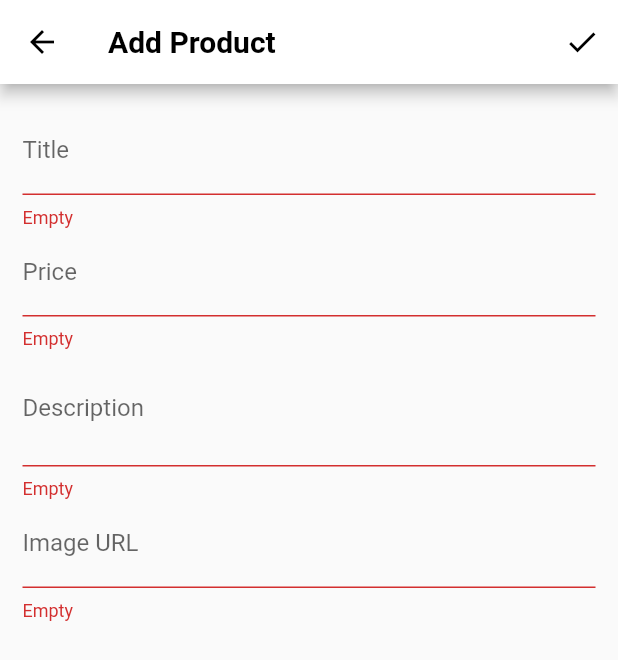
After one commit to Kanav-Arora/Shop-App, a Flutter app: the AddProductScreen screen opened by its route, after a tap on the "done" icon, on a phone screen of 412 x 824 dp. The commit adds this screen. Shown: the top 660 px of the screen. Run offline on Flutter 3.47's test engine with Material 2 defaults, Android fonts, the phone set to English and light mode, and no system bars; network calls fail.

Commit message:
Add and delete products added

```diff
--- a/lib/main.dart
+++ b/lib/main.dart
@@ -1,10 +1,12 @@
 import 'package:flutter/material.dart';
 import 'package:shop_app/providers/cart_provider.dart';
 import 'package:shop_app/providers/orders_provider.dart';
+import 'package:shop_app/screen/add_product_screen.dart';
 import 'package:shop_app/screen/cart_screen.dart';
 import 'package:shop_app/screen/orders_screen.dart';
 import 'package:shop_app/screen/product_detail_screen.dart';
 import 'package:shop_app/screen/products_overview_screen.dart';
+import 'package:shop_app/screen/user_products.dart';
 import 'package:shop_app/widgets/product_item.dart';
 import 'package:provider/provider.dart';
 import 'package:shop_app/providers/products_provider.dart';
@@ -49,6 +51,8 @@ class MyApp extends StatelessWidget {
           ProductDetailScreen.routeName: (ctx) => ProductDetailScreen(),
           CartScreen.routeName: (ctx) => CartScreen(),
           OrdersScreen.routeName: (ctx) => OrdersScreen(),
+          UserProducts.routeName: (ctx) => UserProducts(),
+          AddProductScreen.routeName: (ctx) => AddProductScreen(),
         },
       ),
     );
--- a/lib/providers/products_provider.dart
+++ b/lib/providers/products_provider.dart
@@ -49,7 +49,19 @@ class ProductsProvider with ChangeNotifier {
     return _items.firstWhere((element) => element.id == id);
   }
 
-  void addProduct() {
+  void addProduct(Product p) {
+    final newP = Product(
+        id: DateTime.now().toString(),
+        title: p.title,
+        description: p.description,
+        price: p.price,
+        imageUrl: p.imageUrl);
+    _items.add(newP);
+    notifyListeners();
+  }
+
+  void removeByIndex(int ind) {
+    _items.removeAt(ind);
     notifyListeners();
   }
 
--- /dev/null
+++ b/lib/screen/add_product_screen.dart
@@ -0,0 +1,195 @@
+import 'package:flutter/material.dart';
+import 'package:shop_app/models/product.dart';
+import 'package:shop_app/providers/products_provider.dart';
+import 'package:provider/provider.dart';
+
+class AddProductScreen extends StatefulWidget {
+  static const String routeName = 'AddProductScreen';
+
+  @override
+  State<AddProductScreen> createState() => _AddProductScreenState();
+}
+
+class _AddProductScreenState extends State<AddProductScreen> {
+  final _priceFocusNode = FocusNode();
+  final _descriptionFocusNode = FocusNode();
+  final _imageUrlFocusNode = FocusNode();
+  TextEditingController _imageUrlController = TextEditingController();
+  final _form = GlobalKey<FormState>();
+  var _editedProduct = Product(
+    id: null,
+    title: '',
+    description: '',
+    price: 0,
+    imageUrl: '',
+  );
+  @override
+  void initState() {
+    // TODO: implement initState
+    _imageUrlFocusNode.addListener(() {
+      if (!_imageUrlFocusNode.hasFocus) {
+        return setState(() {});
+      }
+      return;
+    });
+    super.initState();
+  }
+
+  @override
+  void dispose() {
+    // TODO: implement dispose
+    _priceFocusNode.dispose();
+    _descriptionFocusNode.dispose();
+    _imageUrlController.dispose();
+    super.dispose();
+  }
+
+  void _saveForm() {
+    final isValid = _form.currentState.validate();
+    if (!isValid) return;
+    _form.currentState.save();
+    Provider.of<ProductsProvider>(context, listen: false)
+        .addProduct(_editedProduct);
+    Navigator.of(context).pop();
+  }
+
+  Widget get validUrl {
+    if ((!_imageUrlController.text.endsWith('.png') &&
+            !_imageUrlController.text.endsWith('.jpg') &&
+            !_imageUrlController.text.endsWith('.jpeg')) ||
+        (!_imageUrlController.text.startsWith('http') &&
+            !_imageUrlController.text.startsWith('https')) ||
+        _imageUrlController.text.isEmpty) {
+      return SizedBox(
+        width: 10,
+        height: 10,
+      );
+    } else {
+      return Container(
+        padding: EdgeInsets.only(top: 25),
+        width: 200,
+        height: 200,
+        child: Image.network(_imageUrlController.text),
+      );
+    }
+  }
+
+  @override
+  Widget build(BuildContext context) {
+    return Scaffold(
+      appBar: AppBar(
+        title: Text('Add Product'),
+        actions: [
+          IconButton(
+            onPressed: _saveForm,
+            icon: Icon(Icons.done),
+          ),
+        ],
+      ),
+      body: Padding(
+        padding: const EdgeInsets.all(15.0),
+        child: Form(
+            key: _form,
+            child: ListView(
+              children: [
+                TextFormField(
+                  validator: (value) {
+                    return value.isEmpty == true ? 'Empty' : null;
+                  },
+                  textInputAction: TextInputAction.next,
+                  onFieldSubmitted: (_) {
+                    FocusScope.of(context).requestFocus(_priceFocusNode);
+                  },
+                  decoration: InputDecoration(
+                    label: Text('Title'),
+                  ),
+                  onSaved: (newValue) {
+                    _editedProduct = Product(
+                        id: _editedProduct.id,
+                        title: newValue,
+                        description: _editedProduct.description,
+                        price: _editedProduct.price,
+                        imageUrl: _editedProduct.imageUrl);
+                  },
+                ),
+                TextFormField(
+                  validator: (value) {
+                    return value.isEmpty == true ? 'Empty' : null;
+                  },
+                  textInputAction: TextInputAction.next,
+                  keyboardType: TextInputType.number,
+                  focusNode: _priceFocusNode,
+                  onFieldSubmitted: (_) {
+                    FocusScope.of(context).requestFocus(_descriptionFocusNode);
+                  },
+                  decoration: InputDecoration(
+                    label: Text('Price'),
+                  ),
+                  onSaved: (newValue) {
+                    _editedProduct = Product(
+                        id: _editedProduct.id,
+                        title: _editedProduct.title,
+                        description: _editedProduct.description,
+                        price: double.parse(newValue),
+                        imageUrl: _editedProduct.imageUrl);
+                  },
+                ),
+                TextFormField(
+                  validator: (value) {
+                    if (value.isEmpty)
+                      return 'Empty';
+                    else if (value.length < 10) return 'Too short';
+                    return null;
+                  },
+                  maxLines: 2,
+                  keyboardType: TextInputType.multiline,
+                  textInputAction: TextInputAction.newline,
+                  focusNode: _descriptionFocusNode,
+                  decoration: InputDecoration(
+                    label: Text('Description'),
+                  ),
+                  onSaved: (newValue) {
+                    _editedProduct = Product(
+                        id: _editedProduct.id,
+                        title: _editedProduct.title,
+                        description: newValue,
+                        price: _editedProduct.price,
+                        imageUrl: _editedProduct.imageUrl);
+                  },
+                ),
+                TextFormField(
+                  validator: (value) {
+                    if (value.isEmpty)
+                      return 'Empty';
+                    else if (!value.startsWith('http') &&
+                        !value.startsWith('https'))
+                      return 'Invalid link';
+                    else if (!value.endsWith('.png') &&
+                        !value.endsWith('.jpg') &&
+                        !value.endsWith('.jpeg')) return 'Invalid image';
+                    return null;
+                  },
+                  keyboardType: TextInputType.url,
+                  textInputAction: TextInputAction.done,
+                  decoration: InputDecoration(label: Text('Image URL')),
+                  controller: _imageUrlController,
+                  focusNode: _imageUrlFocusNode,
+                  onEditingComplete: (() {
+                    setState(() {});
+                  }),
+                  onSaved: (newValue) {
+                    _editedProduct = Product(
+                        id: _editedProduct.id,
+                        title: _editedProduct.title,
+                        description: _editedProduct.description,
+                        price: _editedProduct.price,
+                        imageUrl: newValue);
+                  },
+                ),
+                validUrl
+              ],
+            )),
+      ),
+    );
+  }
+}
```
Also changed, not shown: lib/providers/cart_provider.dart (+17 -0 lines), lib/screen/app_drawer.dart (+13 -0 lines), lib/screen/user_products.dart (added, +54 -0 lines), lib/widgets/product_item.dart (+11 -0 lines).
